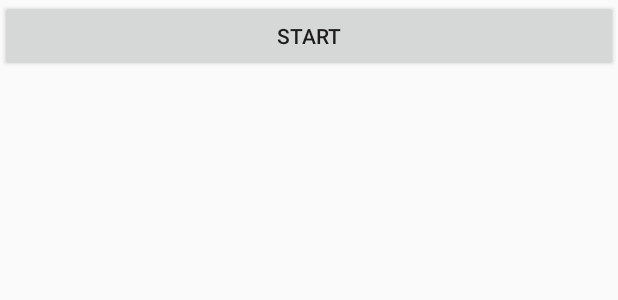
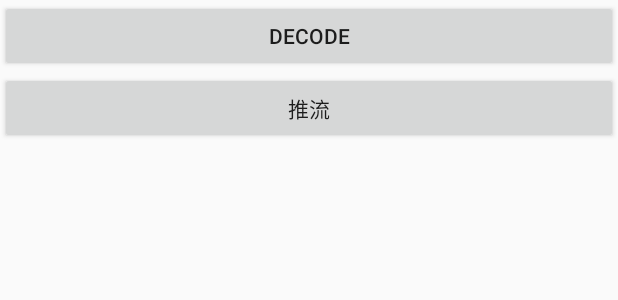
Before and after one commit to xhc2/MyFFmpeg, an Android app: the layout activity_main.xml on its own in the app's theme, with its tools: preview values and no code run, on a phone screen of 412 x 824 dp. Shown: the top 300 px of the screen. Run offline under Robolectric (Android 15) with nearby library versions, the phone set to English and light mode, and no system bars.

Commit message:
1.准备开始推流

```diff
--- a/app/src/main/java/module/video/jnc/myffmpeg/FFmpegUtils.java
+++ b/app/src/main/java/module/video/jnc/myffmpeg/FFmpegUtils.java
@@ -24,5 +24,6 @@ public class FFmpegUtils {
 
     public static native int decode(String filePath , String outputStr);
 
+    public static native int stream(String inputUrl , String ouputUrl);
 
 }
--- a/app/src/main/res/layout/activity_main.xml
+++ b/app/src/main/res/layout/activity_main.xml
@@ -1,16 +1,23 @@
 <?xml version="1.0" encoding="utf-8"?>
-<android.support.constraint.ConstraintLayout xmlns:android="http://schemas.android.com/apk/res/android"
+<LinearLayout xmlns:android="http://schemas.android.com/apk/res/android"
     xmlns:app="http://schemas.android.com/apk/res-auto"
     xmlns:tools="http://schemas.android.com/tools"
     android:layout_width="match_parent"
     android:layout_height="match_parent"
+    android:orientation="vertical"
     tools:context="module.video.jnc.myffmpeg.MainActivity">
 
     <Button
-        android:text="start"
+        android:text="decode"
         android:layout_width="match_parent"
         android:layout_height="wrap_content"
-        android:id="@+id/start"/>
+        android:id="@+id/decode"/>
+
+    <Button
+        android:text="推流"
+        android:layout_width="match_parent"
+        android:layout_height="wrap_content"
+        android:id="@+id/stream"/>
 
     <TextView
         android:id="@+id/tv"
@@ -23,4 +30,4 @@
 
 
 
-</android.support.constraint.ConstraintLayout>
+</LinearLayout>
```
Also changed, not shown: app/src/main/AndroidManifest.xml (+5 -3 lines), app/src/main/java/module/video/jnc/myffmpeg/DecodeMP4Activity.java (added, +26 -0 lines), app/src/main/java/module/video/jnc/myffmpeg/MainActivity.java (+10 -2 lines), app/src/main/java/module/video/jnc/myffmpeg/StreamActivity.java (added, +22 -0 lines), app/src/main/res/layout/activity_decode_mp4.xml (added, +14 -0 lines), app/src/main/res/layout/activity_stream.xml (added, +14 -0 lines), 2 other files.
